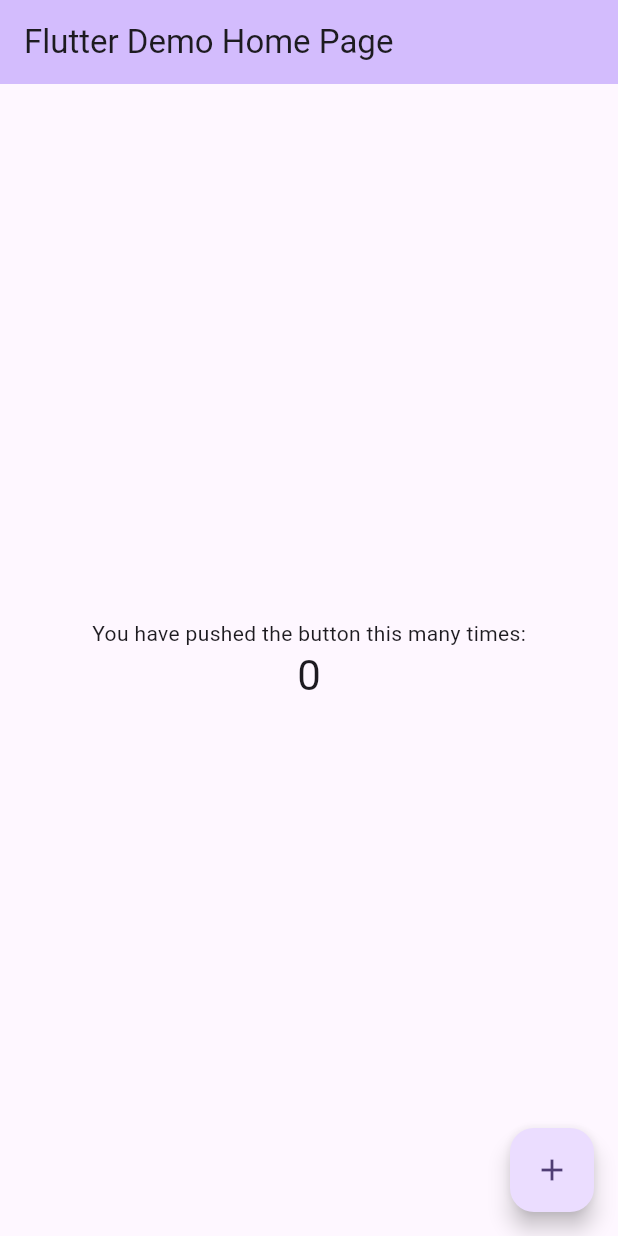
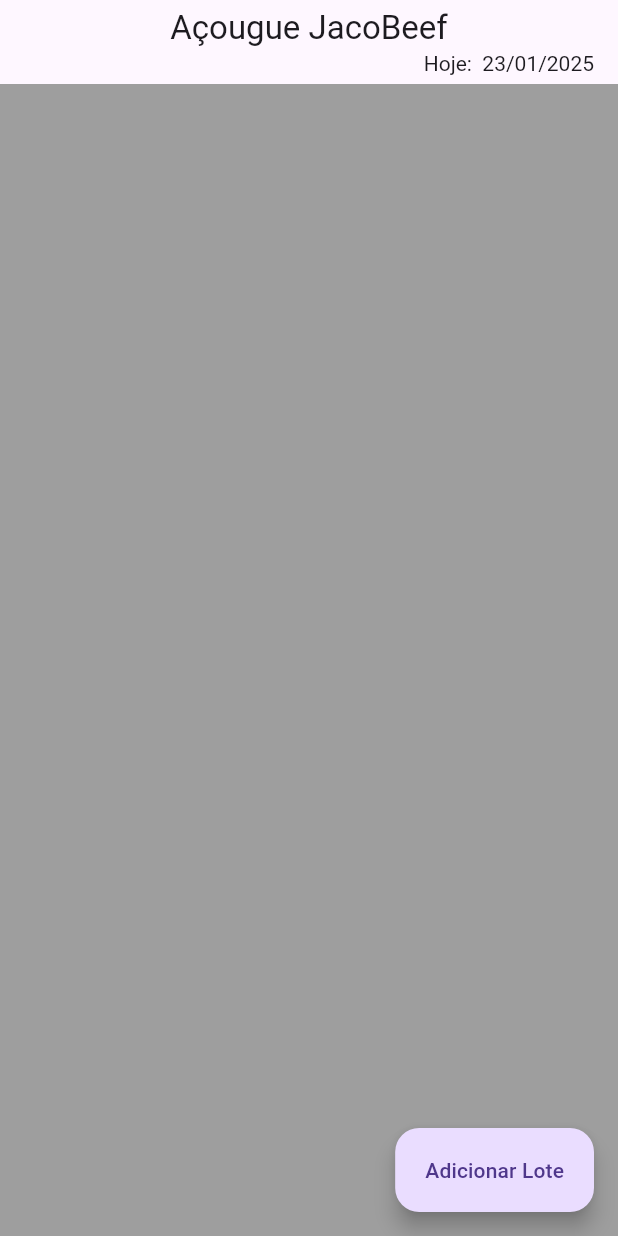
Before and after one commit to itajacy/acougue, a Flutter app: the screen it shows after launch, on a phone screen of 412 x 824 dp. Run offline on Flutter 3.47's test engine with Material 3 defaults, Android fonts, the phone set to English and light mode, and no system bars.

Commit message:
classes lote e estoque criadas e metodo testado

```diff
--- a/lib/main.dart
+++ b/lib/main.dart
@@ -1,69 +1,7 @@
 import 'package:flutter/material.dart';
 
+import 'my_butcher.dart';
+
 void main() {
-  runApp(const MyApp());
+  runApp(const MyButcher());
 }
-
-class MyApp extends StatelessWidget {
-  const MyApp({super.key});
-
-  @override
-  Widget build(BuildContext context) {
-    return MaterialApp(
-      title: 'Açougue do Ze Betio',
-      theme: ThemeData(
-        colorScheme: ColorScheme.fromSeed(seedColor: Colors.deepPurple),
-        useMaterial3: true,
-      ),
-      home: const MyHomePage(title: 'Flutter Demo Home Page'),
-    );
-  }
-}
-
-class MyHomePage extends StatefulWidget {
-  const MyHomePage({super.key, required this.title});
-
-  final String title;
-
-  @override
-  State<MyHomePage> createState() => _MyHomePageState();
-}
-
-class _MyHomePageState extends State<MyHomePage> {
-  int _counter = 0;
-
-  void _incrementCounter() {
-    setState(() {
-      _counter++;
-    });
-  }
-
-  @override
-  Widget build(BuildContext context) {
-    return Scaffold(
-      appBar: AppBar(
-        backgroundColor: Theme.of(context).colorScheme.inversePrimary,
-        title: Text(widget.title),
-      ),
-      body: Center(
-        child: Column(
-          mainAxisAlignment: MainAxisAlignment.center,
-          children: <Widget>[
-            const Text(
-              'You have pushed the button this many times:',
-            ),
-            Text(
-              '$_counter',
-              style: Theme.of(context).textTheme.headlineMedium,
-            ),
-          ],
-        ),
-      ),
-      floatingActionButton: FloatingActionButton(
-        onPressed: _incrementCounter,
-        tooltip: 'Increment',
-        child: const Icon(Icons.add),
-      ),
-    );
-  }
-}
--- a/lib/model/batch.dart
+++ b/lib/model/batch.dart
@@ -1,27 +1,11 @@
-// ignore_for_file: public_member_api_docs, sort_constructors_first
 class Batch {
   String batchId;
-  DateTime expirationDate = DateTime.now();
-  DateTime registrationDate;
+  DateTime expirationDate;
   String storageLocation;
   Batch({
     required this.batchId,
     required this.expirationDate,
-    required this.registrationDate,
     required this.storageLocation,
   });
 
-  String batchExpirationVerify(DateTime batchValidity) {
-    String batchStatus;
-    if (DateTime.now().isAfter(batchValidity)) {
-      batchStatus = "Vencido";
-    } else if (DateTime.now()
-        .subtract(Duration(days: 5))
-        .isBefore(batchValidity)) {
-      batchStatus = "Vai Vencer";
-    } else {
-      batchStatus = "Dentro da Validade";
-    }
-    return batchStatus;
-  }
 }
--- /dev/null
+++ b/lib/model/stock.dart
@@ -0,0 +1,20 @@
+import 'package:acougue/model/batch.dart';
+
+class Stock {
+  List<Batch>? batches;
+  Stock({
+    this.batches,
+  });
+
+  List<Batch> expiratedBatches(List<Batch> batchesToCheck) {
+    List<Batch> batchesExpirated = [];
+    for (Batch batchElement in batchesToCheck) {
+      if (DateTime.now()
+          .add(Duration(days: 5))
+          .isAfter(batchElement.expirationDate)) {
+        batchesExpirated.add(batchElement);
+      }
+    }
+    return batchesExpirated;
+  }
+}
--- /dev/null
+++ b/lib/my_butcher.dart
@@ -0,0 +1,14 @@
+import 'package:flutter/material.dart';
+
+import 'my_butcher_home.dart';
+
+class MyButcher extends StatelessWidget {
+  const MyButcher({super.key});
+
+  @override
+  Widget build(BuildContext context) {
+    return MaterialApp(
+      home: MyButcherHome(),
+    );
+  }
+}
--- /dev/null
+++ b/lib/my_butcher_home.dart
@@ -0,0 +1,80 @@
+import 'package:acougue/model/stock.dart';
+import 'package:flutter/material.dart';
+
+import 'model/batch.dart';
+import 'package:intl/intl.dart';
+
+class MyButcherHome extends StatelessWidget {
+  MyButcherHome({super.key});
+
+  List<Batch> testBatches = [
+    Batch(
+      batchId: 'FRI2501B23',
+      expirationDate: DateTime(2025, 01, 22),
+      storageLocation: 'F01E02P03',
+    ),
+    Batch(
+      batchId: 'FRI2544S15',
+      expirationDate: DateTime(2025, 01, 23),
+      storageLocation: 'F01E01P02',
+    ),
+    Batch(
+      batchId: 'MAR0125T32',
+      expirationDate: DateTime(2025, 01, 24),
+      storageLocation: 'F02E05P04',
+    ),
+    Batch(
+      batchId: 'MAR0245M67',
+      expirationDate: DateTime(2026, 01, 30, 17, 00),
+      storageLocation: 'F03E03P01',
+    ),
+  ];
+
+  @override
+  Widget build(BuildContext context) {
+    {
+      Stock stock = Stock();
+
+      var teste = stock.expiratedBatches(testBatches);
+      for (var element in teste) {
+        print(element.batchId);
+      }
+    }
+    final DateTime now = DateTime.now();
+    final DateFormat formatter = DateFormat('dd/MM/yyyy');
+    final String formattedDate = formatter.format(now);
+    print(formattedDate); // something like 2021-06-19
+
+    return Scaffold(
+      appBar: AppBar(
+        title: Column(
+          children: [
+            Align(
+              alignment: Alignment.center,
+              child: const Text(
+                'Açougue JacoBeef',
+                style: TextStyle(),
+              ),
+            ),
+            Align(
+              alignment: Alignment.bottomRight,
+              child: Text(
+                "Hoje:  $formattedDate",
+                style: TextStyle(fontSize: 14),
+              ),
+            ),
+          ],
+        ),
+      ),
+      body: Container(
+        color: Colors.grey,
+      ),
+      floatingActionButton: FloatingActionButton.extended(
+        onPressed: () {},
+        label: Text('Adicionar Lote'),
+        tooltip: 'Cadastrar um novo Lote',
+        hoverElevation: 120.0,
+      ),
+    );
+  }
+}
--- a/pubspec.yaml
+++ b/pubspec.yaml
@@ -34,6 +34,7 @@ dependencies:
   # The following adds the Cupertino Icons font to your application.
   # Use with the CupertinoIcons class for iOS style icons.
   cupertino_icons: ^1.0.8
+  intl: ^0.20.1
 
 dev_dependencies:
   flutter_test:
```
Also changed, not shown: pubspec.lock, 1 other file.
